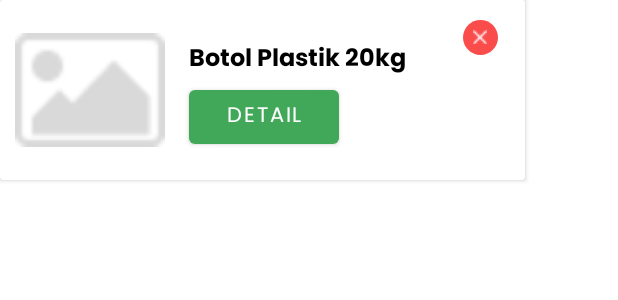
After one commit to ReCyclo-Bangkit-2023/ReCyclo-android, an Android app: the layout custom_tooltip.xml on its own in the app's theme, with its tools: preview values and no code run, on a phone screen of 412 x 824 dp. The commit adds this screen. Shown: the top 300 px of the screen. Run offline under Robolectric (Android 15) with nearby library versions, the light colour scheme and no system bars.

Commit message:
add custom tooltip for detail waste

```diff
--- a/app/build.gradle
+++ b/app/build.gradle
@@ -49,4 +49,8 @@ dependencies {
     androidTestImplementation 'androidx.test.ext:junit:1.1.5'
     androidTestImplementation 'androidx.test.espresso:espresso-core:3.5.1'
     implementation "androidx.cardview:cardview:1.0.0"
+    implementation 'com.squareup.retrofit2:retrofit:2.9.0'
+    implementation 'com.google.code.gson:gson:2.10.1'
+    implementation 'com.squareup.retrofit2:converter-gson:2.9.0'
+    implementation 'com.github.bumptech.glide:glide:4.15.1'
 }
--- a/app/src/main/java/com/zeroone/recyclo/ui/home/HomeActivity.kt
+++ b/app/src/main/java/com/zeroone/recyclo/ui/home/HomeActivity.kt
@@ -8,6 +8,7 @@ import com.zeroone.recyclo.databinding.ActivityHomeBinding
 import com.zeroone.recyclo.databinding.ActivityLoginBinding
 import com.zeroone.recyclo.ui.dashboard.DashboardActivity
 import com.zeroone.recyclo.ui.longlist.LonglistActivity
+import com.zeroone.recyclo.ui.map.MapsActivity
 
 class HomeActivity : AppCompatActivity() {
 
@@ -21,12 +22,11 @@ class HomeActivity : AppCompatActivity() {
         supportActionBar?.hide()
 
         binding.waste.setOnClickListener {
-            startActivity(Intent(this@HomeActivity,LonglistActivity::class.java))
+            startActivity(Intent(this@HomeActivity,MapsActivity::class.java))
         }
 
         binding.goods.setOnClickListener {
-            startActivity(Intent(this@HomeActivity,DashboardActivity::class.java))
-
+            startActivity(Intent(this@HomeActivity,LonglistActivity::class.java))
         }
 
     }
--- a/app/src/main/res/layout/activity_home.xml
+++ b/app/src/main/res/layout/activity_home.xml
@@ -50,7 +50,6 @@
             android:layout_height="wrap_content"
             android:layout_marginStart="32dp"
             android:layout_marginTop="40dp"
-            android:layout_marginEnd="32dp"
             android:layout_marginBottom="100dp"
             app:layout_constraintBottom_toBottomOf="parent"
             app:layout_constraintEnd_toEndOf="parent"
--- a/app/src/main/res/layout/cart_item.xml
+++ b/app/src/main/res/layout/cart_item.xml
@@ -111,7 +111,7 @@
             app:layout_constraintTop_toTopOf="parent"/>
 
         <View
-            android:id="@+id/rectangle_7"
+            android:id="@+id/minus"
             android:layout_width="17dp"
             android:layout_height="17dp"
             android:layout_alignParentLeft="true"
@@ -123,7 +123,7 @@
             app:layout_constraintTop_toTopOf="parent" />
 
         <View
-            android:id="@+id/rectangle_7"
+            android:id="@+id/plus"
             android:layout_width="17dp"
             android:layout_height="17dp"
             android:layout_alignParentLeft="true"
--- /dev/null
+++ b/app/src/main/res/layout/custom_tooltip.xml
@@ -0,0 +1,76 @@
+<?xml version="1.0" encoding="utf-8"?>
+    <androidx.cardview.widget.CardView
+        xmlns:android="http://schemas.android.com/apk/res/android"
+        xmlns:app="http://schemas.android.com/apk/res-auto"
+        xmlns:tools="http://schemas.android.com/tools"
+        android:layout_width="350dp"
+        android:layout_height="wrap_content"
+        app:cardBackgroundColor="@color/white"
+
+    >
+
+        <androidx.constraintlayout.widget.ConstraintLayout
+            android:layout_width="match_parent"
+            android:layout_height="match_parent"
+            android:padding="10dp"
+            >
+
+            <View
+                android:id="@+id/close"
+                android:layout_width="23dp"
+                android:layout_height="23dp"
+                android:layout_alignParentLeft="true"
+                android:layout_alignParentTop="true"
+                android:layout_marginTop="3dp"
+                android:layout_marginEnd="8dp"
+                android:background="@drawable/bg_bulet"
+                app:layout_constraintEnd_toEndOf="parent"
+                app:layout_constraintHorizontal_bias="1.0"
+                app:layout_constraintStart_toStartOf="parent"
+                app:layout_constraintTop_toTopOf="parent" >
+            </View>
+
+            <ImageView
+                android:id="@+id/imageView9"
+                android:layout_width="wrap_content"
+                android:layout_height="wrap_content"
+                android:layout_marginTop="10dp"
+                android:layout_marginEnd="15dp"
+                app:layout_constraintEnd_toEndOf="parent"
+                app:layout_constraintTop_toTopOf="parent"
+                app:srcCompat="@drawable/x" />
+
+            <ImageView
+                android:id="@+id/hero_tooltip"
+                android:layout_width="100dp"
+                android:layout_height="100dp"
+                app:layout_constraintStart_toStartOf="parent"
+                app:layout_constraintTop_toTopOf="parent"
+                tools:srcCompat="@drawable/img_dummy" />
+
+            <TextView
+                android:id="@+id/title_tooltip"
+                android:layout_width="wrap_content"
+                android:layout_height="wrap_content"
+                android:layout_marginStart="16dp"
+                android:layout_marginTop="16dp"
+                android:fontFamily="@font/poppins_bold"
+                android:text="Botol Plastik 20kg"
+                android:textSize="16sp"
+                android:textColor="@color/black"
+                app:layout_constraintBottom_toTopOf="@+id/detail_tooltip"
+                app:layout_constraintStart_toEndOf="@+id/hero_tooltip"
+                app:layout_constraintTop_toTopOf="parent" />
+
+            <Button
+                android:id="@+id/detail_tooltip"
+                android:layout_width="100dp"
+                android:layout_height="wrap_content"
+                android:layout_marginStart="16dp"
+                android:layout_marginBottom="8dp"
+                android:text="Detail"
+                android:fontFamily="@font/poppins_regular"
+                app:layout_constraintBottom_toBottomOf="parent"
+                app:layout_constraintStart_toEndOf="@+id/hero_tooltip"/>
+        </androidx.constraintlayout.widget.ConstraintLayout>
+    </androidx.cardview.widget.CardView>
```
Also changed, not shown: app/src/main/java/com/zeroone/recyclo/ui/map/MapsActivity.kt (+50 -37 lines), app/src/main/res/drawable/ico_video.png (added), app/src/main/res/drawable/waste_bottle.png (added).
